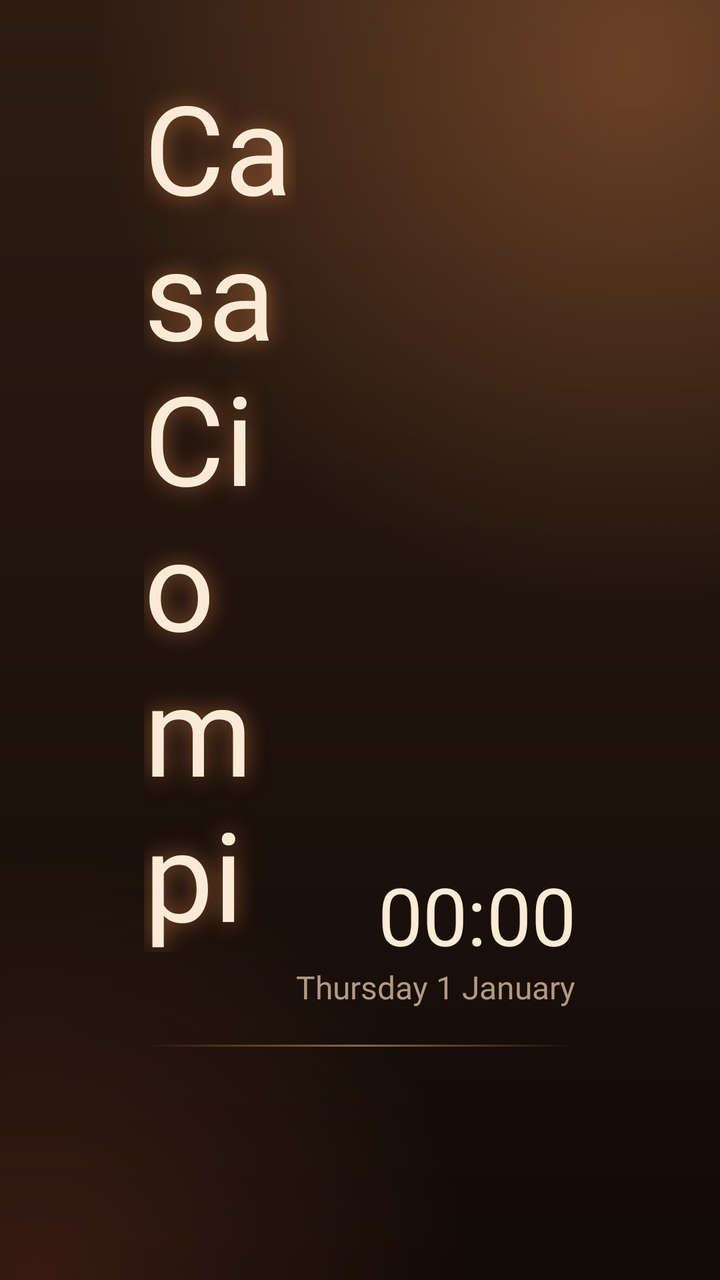
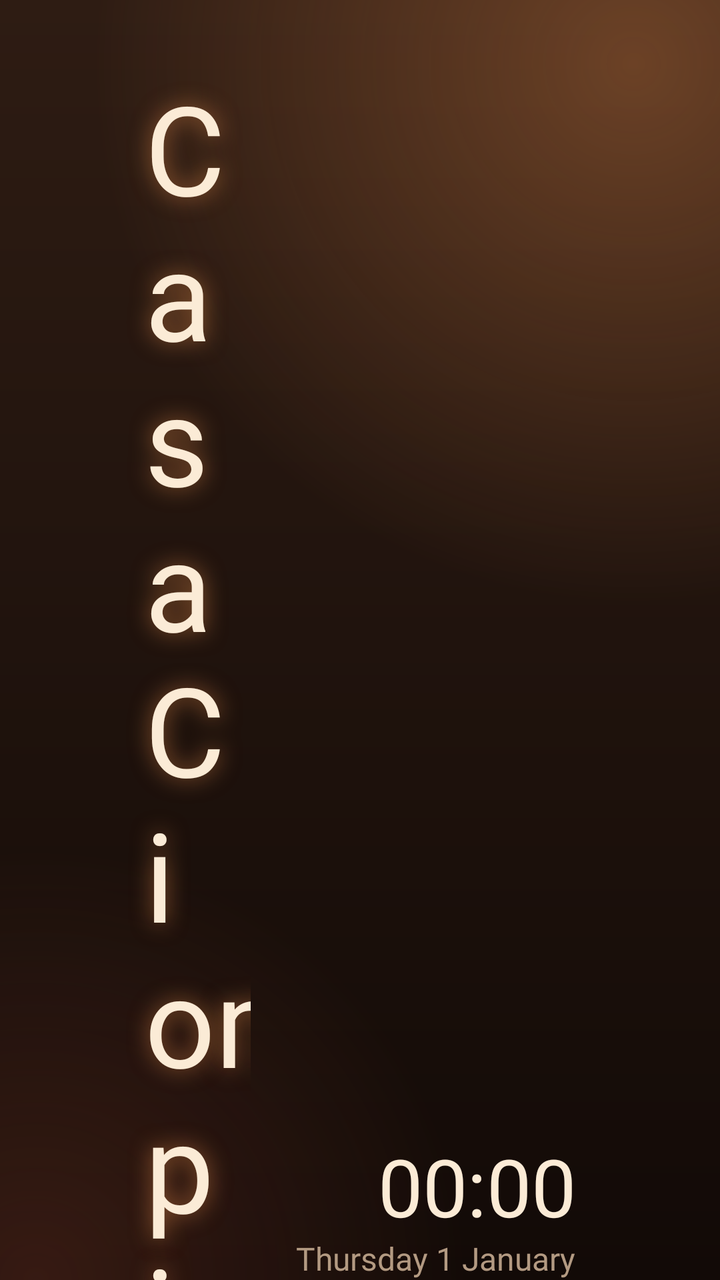

Two renders of the same Android screen: before a commit and after it. Below are the layout's source before the change and the commit's diff.
<!-- AndroidManifest.xml: application theme AppTheme -->
<!-- res/layout/activity_main.xml -->
<?xml version="1.0" encoding="utf-8"?>
<FrameLayout xmlns:android="http://schemas.android.com/apk/res/android"
    android:layout_width="match_parent"
    android:layout_height="match_parent"
    android:clipChildren="false">

    <View
        android:id="@+id/glow"
        android:layout_width="match_parent"
        android:layout_height="match_parent"
        android:background="@drawable/ember_glow" />

    <LinearLayout
        android:layout_width="match_parent"
        android:layout_height="match_parent"
        android:clipChildren="false"
        android:clipToPadding="false"
        android:orientation="vertical"
        android:paddingStart="72dp"
        android:paddingTop="40dp"
        android:paddingEnd="72dp">

        <LinearLayout
            android:id="@+id/header"
            android:layout_width="match_parent"
            android:layout_height="wrap_content"
            android:gravity="bottom"
            android:orientation="horizontal">

            <LinearLayout
                android:layout_width="0dp"
                android:layout_height="wrap_content"
                android:layout_weight="1"
                android:orientation="vertical">

                <TextView
                    android:id="@+id/title"
                    android:layout_width="wrap_content"
                    android:layout_height="wrap_content"
                    android:fontFamily="@font/casa_script"
                    android:includeFontPadding="false"
                    android:shadowColor="#99E0884A"
                    android:shadowRadius="28"
                    android:text="@string/home_title"
                    android:textColor="@color/title"
                    android:textSize="62sp" />

                <TextView
                    android:id="@+id/greeting"
                    android:layout_width="wrap_content"
                    android:layout_height="wrap_content"
                    android:layout_marginStart="4dp"
                    android:layout_marginTop="4dp"
                    android:fontFamily="@font/casa_serif_italic"
                    android:textColor="@color/label_muted"
                    android:textSize="18sp" />
            </LinearLayout>

            <LinearLayout
                android:layout_width="wrap_content"
                android:layout_height="wrap_content"
                android:gravity="end"
                android:orientation="vertical">

                <TextClock
                    android:layout_width="wrap_content"
                    android:layout_height="wrap_content"
                    android:fontFamily="@font/casa_serif"
                    android:format12Hour="HH:mm"
                    android:format24Hour="HH:mm"
                    android:includeFontPadding="false"
                    android:textColor="@color/title"
                    android:textSize="40sp" />

                <TextClock
                    android:layout_width="wrap_content"
                    android:layout_height="wrap_content"
                    android:fontFamily="@font/casa_serif_italic"
                    android:format12Hour="EEEE d MMMM"
                    android:format24Hour="EEEE d MMMM"
                    android:textColor="@color/label_muted"
                    android:textSize="16sp" />
            </LinearLayout>
        </LinearLayout>

        <View
            android:layout_width="match_parent"
            android:layout_height="1dp"
            android:layout_marginTop="18dp"
            android:background="@drawable/divider" />

        <GridView
            android:id="@+id/grid"
            android:layout_width="match_parent"
            android:layout_height="match_parent"
            android:clipChildren="false"
            android:clipToPadding="false"
            android:focusable="true"
            android:horizontalSpacing="32dp"
            android:listSelector="@android:color/transparent"
            android:numColumns="5"
            android:paddingStart="8dp"
            android:paddingTop="30dp"
            android:paddingEnd="8dp"
            android:paddingBottom="40dp"
            android:scrollbars="none"
            android:stretchMode="columnWidth"
            android:verticalSpacing="30dp" />
    </LinearLayout>
</FrameLayout>
<!-- resources referenced by this layout -->
<resources>
  <color name="label_muted">#B39A82</color>
  <color name="title">#FBEBD6</color>
  <!-- drawable divider (drawable) -->
  <?xml version="1.0" encoding="utf-8"?>
  <shape xmlns:android="http://schemas.android.com/apk/res/android" android:shape="rectangle">
      <gradient android:angle="0" android:centerColor="#80F4C38B" android:endColor="#00F4C38B" android:startColor="#00F4C38B" />
  </shape>
  <!-- drawable ember_glow (drawable) -->
  <?xml version="1.0" encoding="utf-8"?>
  <layer-list xmlns:android="http://schemas.android.com/apk/res/android">
      <item>
          <shape android:shape="rectangle">
              <gradient
                  android:centerX="0.88"
                  android:centerY="0.05"
                  android:endColor="#00E0884A"
                  android:gradientRadius="75%p"
                  android:startColor="#59E0884A"
                  android:type="radial" />
          </shape>
      </item>
      <item>
          <shape android:shape="rectangle">
              <gradient
                  android:centerX="0.05"
                  android:centerY="1.0"
                  android:endColor="#00B5523A"
                  android:gradientRadius="60%p"
                  android:startColor="#38B5523A"
                  android:type="radial" />
          </shape>
      </item>
  </layer-list>
  <string name="home_title">Casa Ciompi</string>
  <style name="AppTheme" parent="@android:style/Theme.Material.NoActionBar">
          <item name="android:windowBackground">@drawable/bg_warm</item>
          <item name="android:colorAccent">@color/focus</item>
      </style>
  <!-- drawable bg_warm (drawable) -->
  <?xml version="1.0" encoding="utf-8"?>
  <shape xmlns:android="http://schemas.android.com/apk/res/android" android:shape="rectangle">
      <gradient android:angle="270" android:endColor="@color/bg_bottom" android:startColor="@color/bg_top" />
  </shape>
  <color name="focus">#F4C38B</color>
  <color name="bg_bottom">#120A07</color>
  <color name="bg_top">#2E1C13</color>
</resources>

<!-- the commit's change to res/layout/activity_main.xml (unified diff, before → after) -->
@@ -24,6 +24,7 @@
             android:id="@+id/header"
             android:layout_width="match_parent"
             android:layout_height="wrap_content"
+            android:clipChildren="false"
             android:gravity="bottom"
             android:orientation="horizontal">
 
@@ -31,14 +32,23 @@
                 android:layout_width="0dp"
                 android:layout_height="wrap_content"
                 android:layout_weight="1"
+                android:clipChildren="false"
                 android:orientation="vertical">
 
+                
                 <TextView
                     android:id="@+id/title"
                     android:layout_width="wrap_content"
                     android:layout_height="wrap_content"
+                    android:layout_marginStart="-32dp"
+                    android:layout_marginTop="-20dp"
+                    android:layout_marginBottom="-20dp"
                     android:fontFamily="@font/casa_script"
                     android:includeFontPadding="false"
+                    android:paddingStart="32dp"
+                    android:paddingTop="20dp"
+                    android:paddingEnd="32dp"
+                    android:paddingBottom="20dp"
                     android:shadowColor="#99E0884A"
                     android:shadowRadius="28"
                     android:text="@string/home_title"
